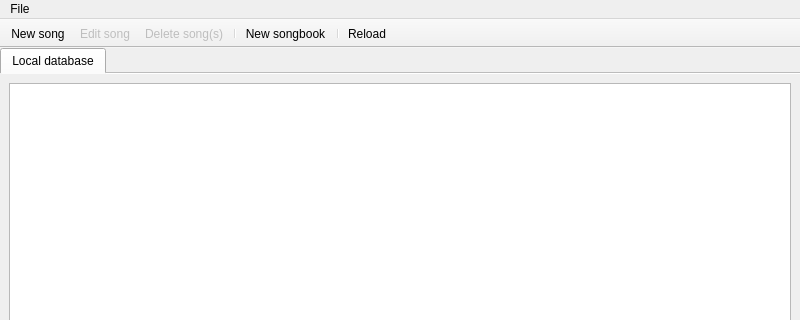
First picture: the form in ui/DatabaseEditor.ui, repository uiii/LatexSongbook, before the edit; both pictures show x 0 to 800 and y 0 to 320 of the 800 by 600 pixel window.
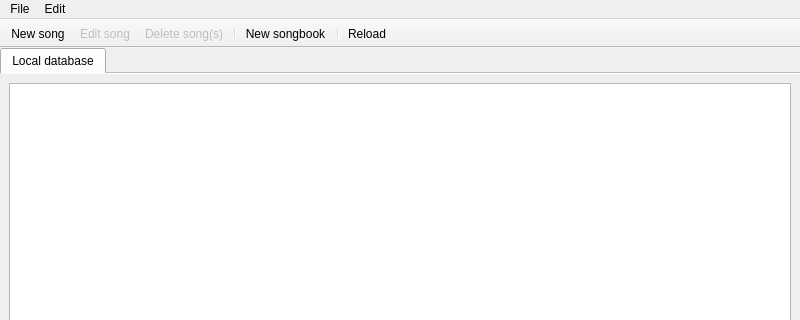
Second picture: the form after the edit.

```diff
--- a/ui/DatabaseEditor.ui
+++ b/ui/DatabaseEditor.ui
@@ -83,7 +83,7 @@
      <x>0</x>
      <y>0</y>
      <width>800</width>
-     <height>19</height>
+     <height>21</height>
     </rect>
    </property>
    <widget class="QMenu" name="menuFile">
@@ -93,7 +93,14 @@
     <addaction name="separator"/>
     <addaction name="actionExit"/>
    </widget>
+   <widget class="QMenu" name="menuEdit">
+    <property name="title">
+     <string>Edit</string>
+    </property>
+    <addaction name="actionSettings"/>
+   </widget>
    <addaction name="menuFile"/>
+   <addaction name="menuEdit"/>
   </widget>
   <widget class="QStatusBar" name="statusbar"/>
   <widget class="QToolBar" name="toolBar">
```
Left out of the diff: 5 changed lines with no effect on the pictures.
